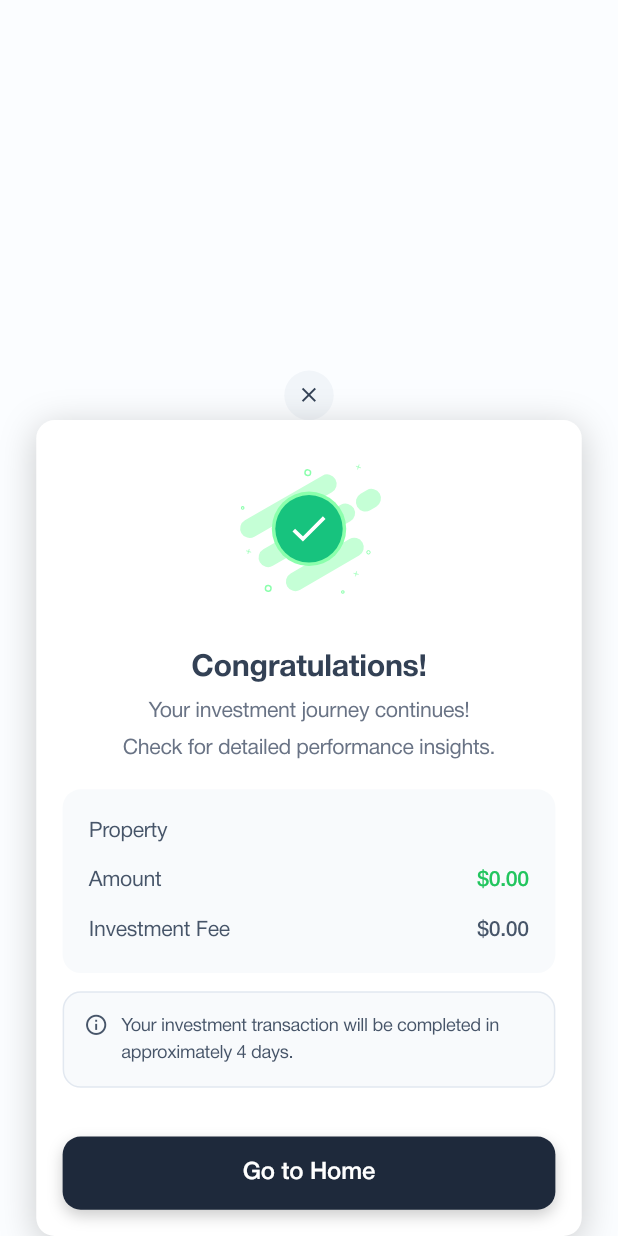
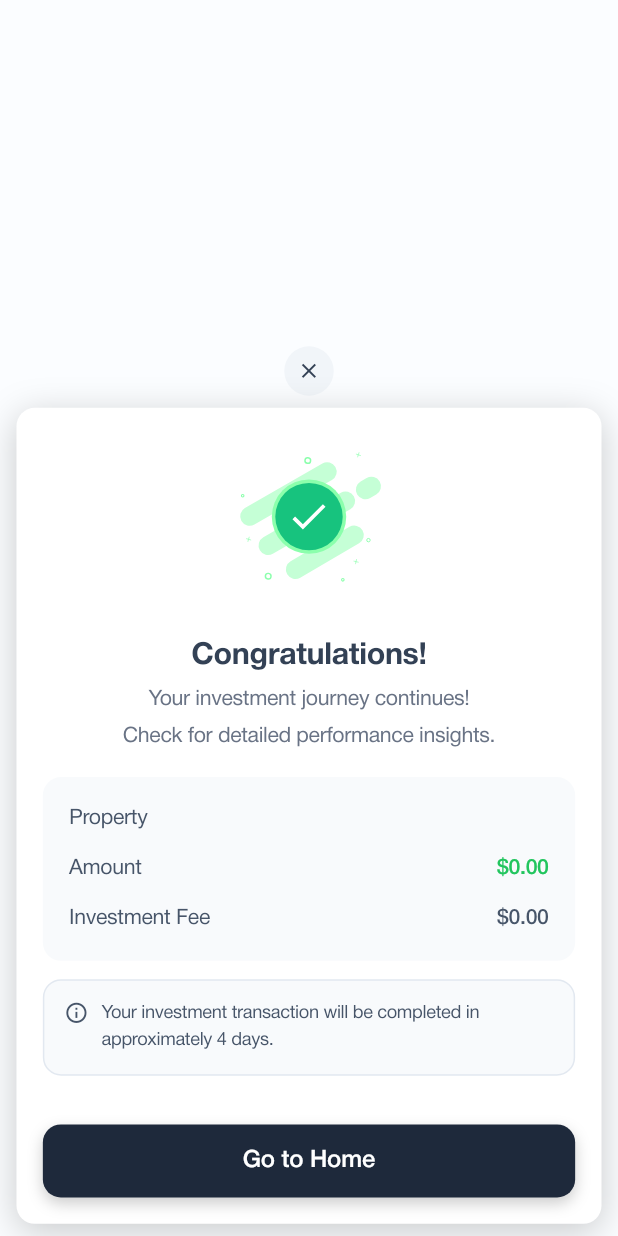
Before and after one commit to Dannny-Babs/Juniper, a Flutter app: the InvestmentConfirmationModal widget shown alone on an empty page, opened directly with empty values, on a phone screen of 412 x 824 dp. Run offline on Flutter 3.47's test engine with Material 3 defaults, Android fonts, the phone set to English and light mode, and no system bars; our stand-ins replace bloc, bloc_concurrency, cached_network_image, chat_bubbles, dio, equatable and 22 more; missing offline and left inert: enefty_icons, tab_container; accounts and stored records are empty; project files that could hold a hidden picture were left out.

Commit message:
refactor: Improve image error handling and update modal layout for better usability

```diff
--- a/lib/core/utils/image_error_handler.dart
+++ b/lib/core/utils/image_error_handler.dart
@@ -28,11 +28,13 @@ class ImageErrorHandler {
       width: width,
       height: height,
       fit: fit,
-      placeholder: (context, url) => customLoadingWidget ??
+      placeholder: (context, url) =>
+          customLoadingWidget ??
           const Center(child: CircularProgressIndicator()),
       errorWidget: (context, url, error) {
         debugPrint('Image error: $url - $error');
-        return customErrorWidget ?? Image.network(
+        return customErrorWidget ??
+            Image.network(
               categoryPlaceholders[category] ?? defaultPlaceholderUrl,
               width: width,
               height: height,
--- a/lib/core/utils/utils.dart
+++ b/lib/core/utils/utils.dart
@@ -10,3 +10,6 @@ export 'packages.dart';
 export 'router.dart';
 export '../widgets/back_button.dart';
 export 'bloc.dart';
+
+// Export the ImageErrorHandler for easy access
+export 'image_error_handler.dart';
--- a/lib/core/widgets/investment_confirmation_modal.dart
+++ b/lib/core/widgets/investment_confirmation_modal.dart
@@ -76,7 +76,7 @@ class InvestmentConfirmationModal extends StatelessWidget {
           _buildCloseButton(),
           Container(
             width: double.infinity,
-            margin: EdgeInsets.symmetric(horizontal: 16.w),
+            margin: EdgeInsets.symmetric(horizontal: 4.w, vertical: 8.h),
             constraints: BoxConstraints(
               maxWidth: 380.w,
             ),
--- a/lib/core/widgets/investment_modal.dart
+++ b/lib/core/widgets/investment_modal.dart
@@ -394,8 +394,7 @@ class _InvestmentModalState extends State<InvestmentModal> {
                     // On error: Retry
 
                     if (isSuccess) {
-                      // Navigate to home/portfolio
-                      context.go('/portfolio');
+                      context.push('/portfolio');
                     } else {
                       // Show investment modal again
                       InvestmentModal.show(
```
Also changed, not shown: lib/main.dart (+8 -1 lines). Lines whose indentation alone changed are shown as unchanged.
